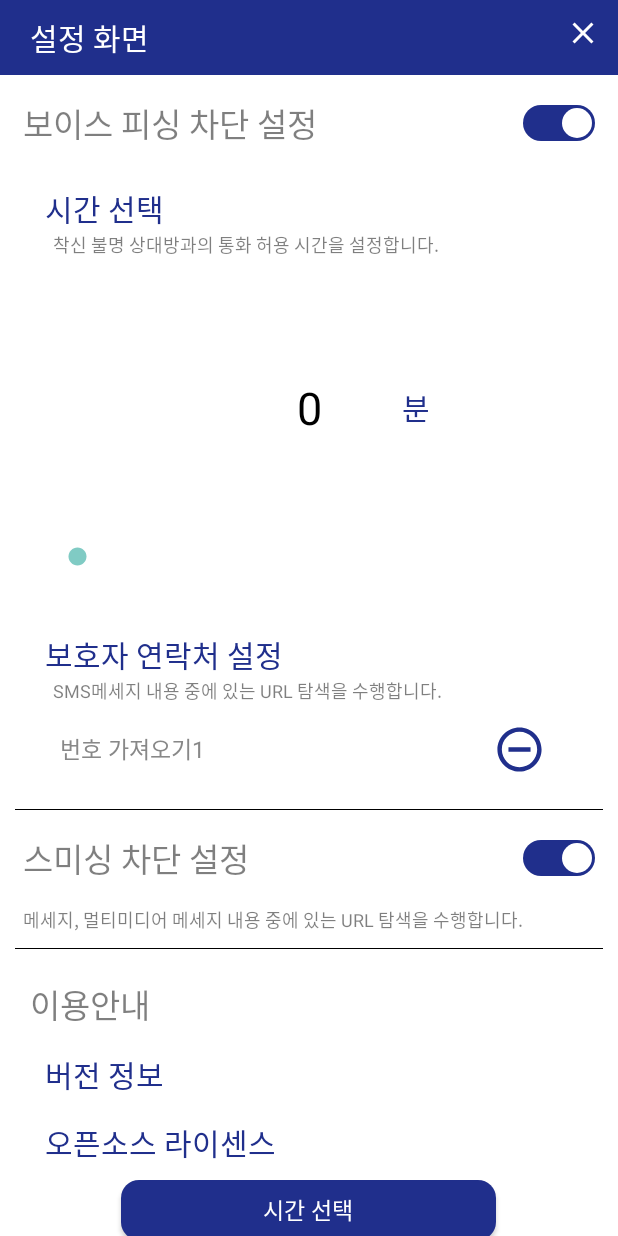
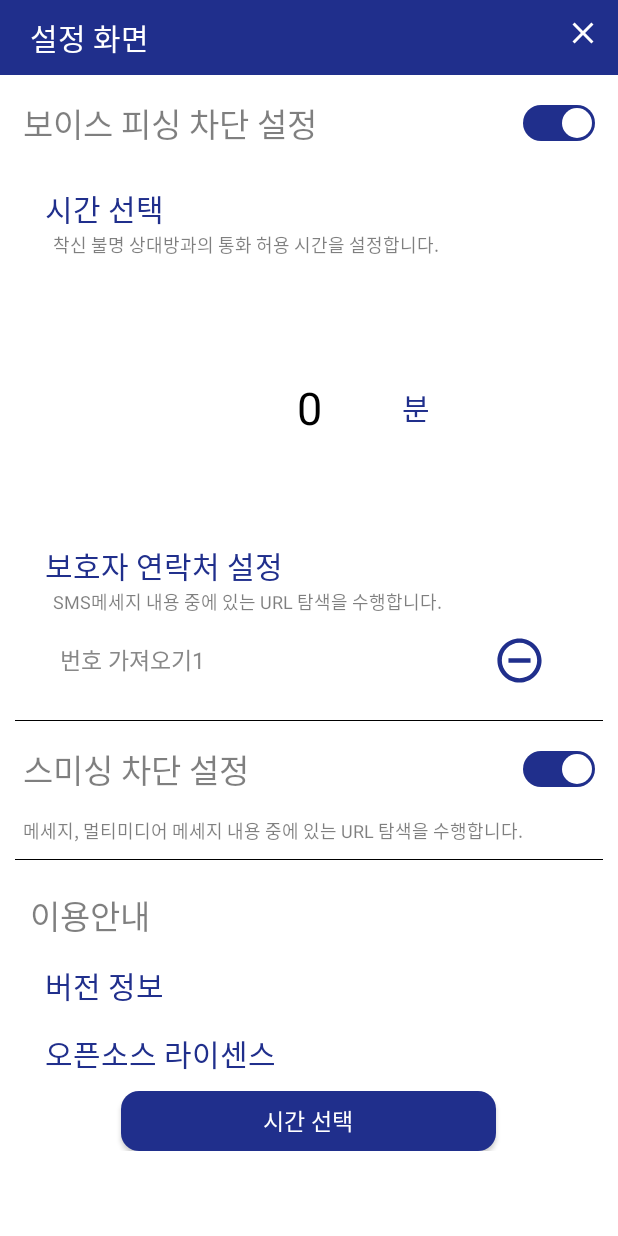
Before and after one commit to yanJuicy/POLVOSS, an Android app: the layout activity_setting.xml on its own in the app's theme, with its tools: preview values and no code run, on a phone screen of 412 x 824 dp. Run offline under Robolectric (Android 15) with nearby library versions, the phone set to English and light mode, and no system bars.

Commit message:
시크바 제거

```diff
--- a/app/src/main/res/layout/activity_setting.xml
+++ b/app/src/main/res/layout/activity_setting.xml
@@ -97,11 +97,12 @@
                         android:textColor="@color/colorMain"
                         android:textSize="20dp"
                         android:text="분"
+                        android:fontFamily="@font/app_main_font"
                         />
                 </LinearLayout>
 
 
-                <SeekBar
+                <!--<SeekBar
                     android:id="@+id/seekBarTime"
                     android:layout_width="match_parent"
                     android:layout_height="wrap_content"
@@ -111,8 +112,8 @@
                     android:max="120"
                     android:progress="0"
                     android:scrollbarAlwaysDrawHorizontalTrack="false" />
-
-                <TextView
+-->
+                <!--<TextView
                     android:id="@+id/textViewTime"
                     android:layout_width="wrap_content"
                     android:layout_height="wrap_content"
@@ -123,7 +124,7 @@
                     android:layout_marginBottom="20dp"
                     android:textColor="@color/colorMain"
                     android:textSize="15sp" />
-
+-->
                 <LinearLayout
                     android:layout_width="match_parent"
                     android:layout_height="wrap_content"
```
Also changed, not shown: app/src/main/java/com/example/ringtest/SettingActivity.java (+4 -4 lines).
